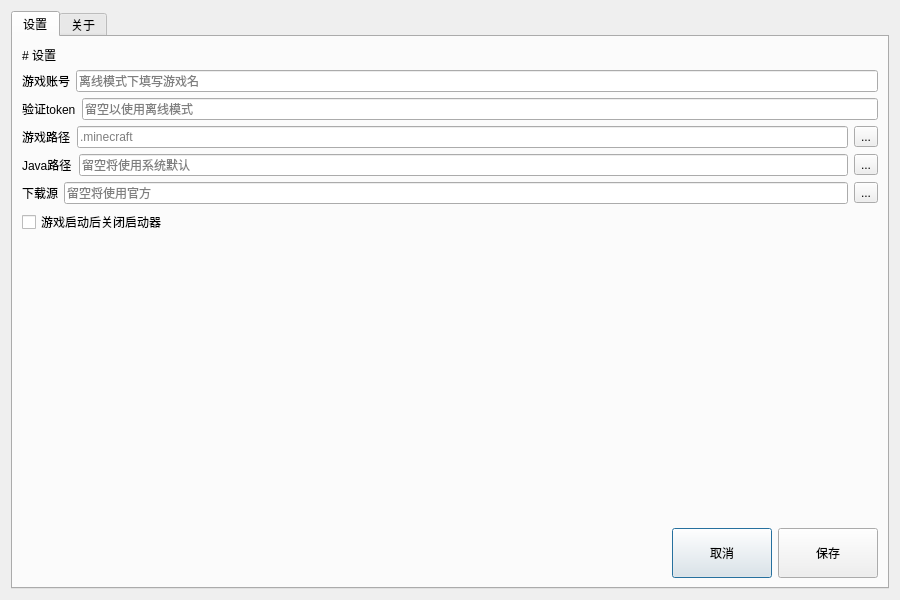
Old version of the form res/Settings.ui in the repository constant-e/CEMCL.
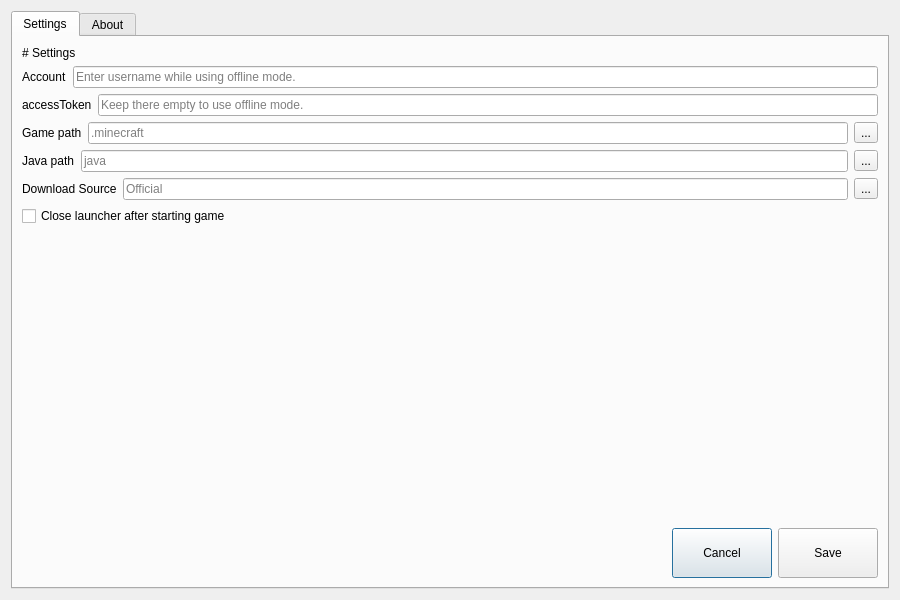
New version of the form.

```diff
--- a/res/Settings.ui
+++ b/res/Settings.ui
@@ -21,7 +21,7 @@
      </property>
      <widget class="QWidget" name="settingsTab">
       <attribute name="title">
-       <string>设置</string>
+       <string>Settings</string>
       </attribute>
       <layout class="QVBoxLayout" name="settingsLayout">
        <item>
@@ -33,7 +33,7 @@
           </sizepolicy>
          </property>
          <property name="text">
-          <string># 设置</string>
+          <string># Settings</string>
          </property>
          <property name="textFormat">
           <enum>Qt::MarkdownText</enum>
@@ -51,7 +51,7 @@
             </sizepolicy>
            </property>
            <property name="text">
-            <string>游戏账号</string>
+            <string>Account</string>
            </property>
           </widget>
          </item>
@@ -64,7 +64,7 @@
             </sizepolicy>
            </property>
            <property name="placeholderText">
-            <string>离线模式下填写游戏名</string>
+            <string>Enter username while using offline mode.</string>
            </property>
           </widget>
          </item>
@@ -81,7 +81,7 @@
             </sizepolicy>
            </property>
            <property name="text">
-            <string>验证token</string>
+            <string>accessToken</string>
            </property>
           </widget>
          </item>
@@ -94,7 +94,7 @@
             </sizepolicy>
            </property>
            <property name="placeholderText">
-            <string>留空以使用离线模式</string>
+            <string>Keep there empty to use offline mode.</string>
            </property>
           </widget>
          </item>
@@ -111,7 +111,7 @@
             </sizepolicy>
            </property>
            <property name="text">
-            <string>游戏路径</string>
+            <string>Game path</string>
            </property>
           </widget>
          </item>
@@ -148,7 +148,7 @@
             </sizepolicy>
            </property>
            <property name="text">
-            <string>Java路径</string>
+            <string>Java path</string>
            </property>
           </widget>
          </item>
@@ -161,7 +161,7 @@
             </sizepolicy>
            </property>
            <property name="placeholderText">
-            <string>留空将使用系统默认</string>
+            <string>java</string>
            </property>
           </widget>
          </item>
@@ -179,14 +179,14 @@
          <item>
           <widget class="QLabel" name="downloadSourceLabel">
            <property name="text">
-            <string>下载源</string>
+            <string>Download Source</string>
            </property>
           </widget>
          </item>
          <item>
           <widget class="QLineEdit" name="downloadSource">
            <property name="placeholderText">
-            <string>留空将使用官方</string>
+            <string>Official</string>
            </property>
           </widget>
          </item>
@@ -202,7 +202,7 @@
        <item>
         <widget class="QCheckBox" name="closeAfterLaunchCheckBox">
          <property name="text">
-          <string>游戏启动后关闭启动器</string>
+          <string>Close launcher after starting game</string>
          </property>
         </widget>
        </item>
@@ -252,7 +252,7 @@
             </size>
            </property>
            <property name="text">
-            <string>取消</string>
+            <string>Cancel</string>
            </property>
           </widget>
          </item>
@@ -271,7 +271,7 @@
             </size>
            </property>
            <property name="text">
-            <string>保存</string>
+            <string>Save</string>
            </property>
           </widget>
          </item>
@@ -281,7 +281,7 @@
      </widget>
      <widget class="QWidget" name="aboutTab">
       <attribute name="title">
-       <string>关于</string>
+       <string>About</string>
       </attribute>
       <layout class="QGridLayout" name="aboutLayout">
        <item row="0" column="0">
```
Left out of the diff: 4 changed lines with no effect on the pictures.
